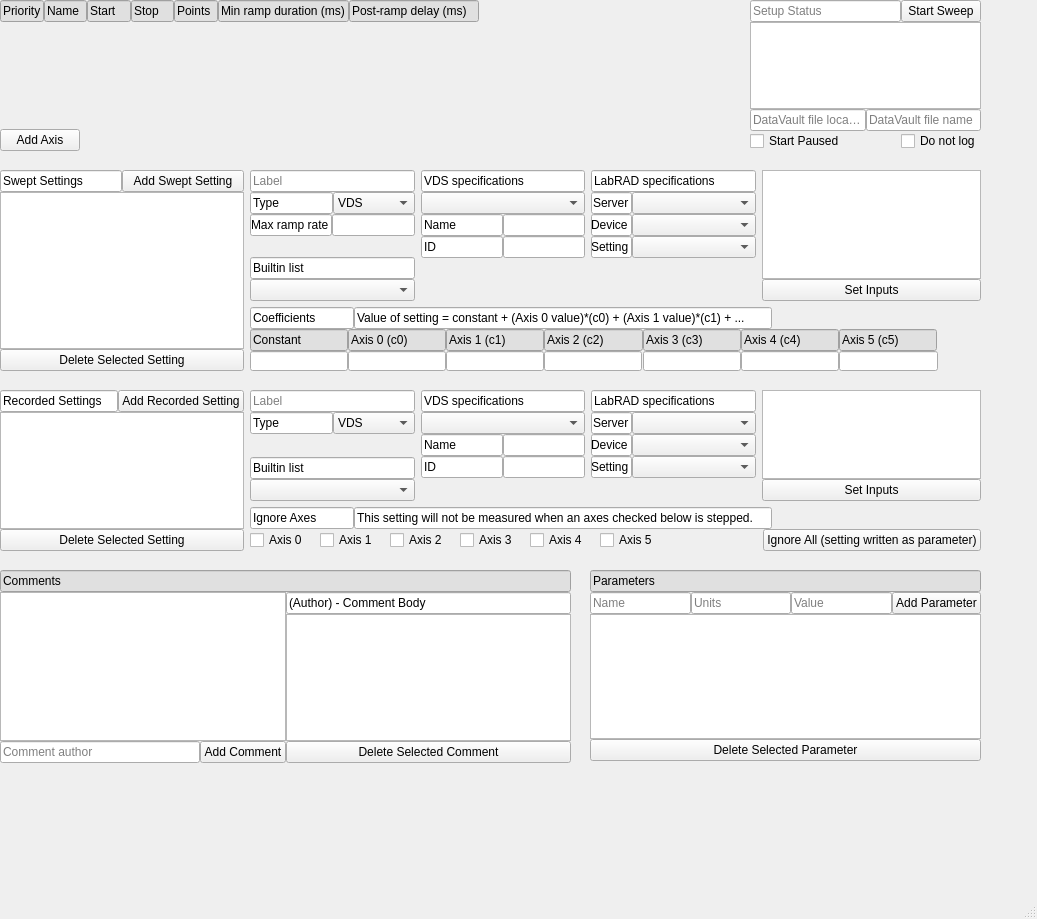
Above: qtdesigner/setup.ui from afylab/LabRAD-sweeper-2 before the change. Below: the same form after it.
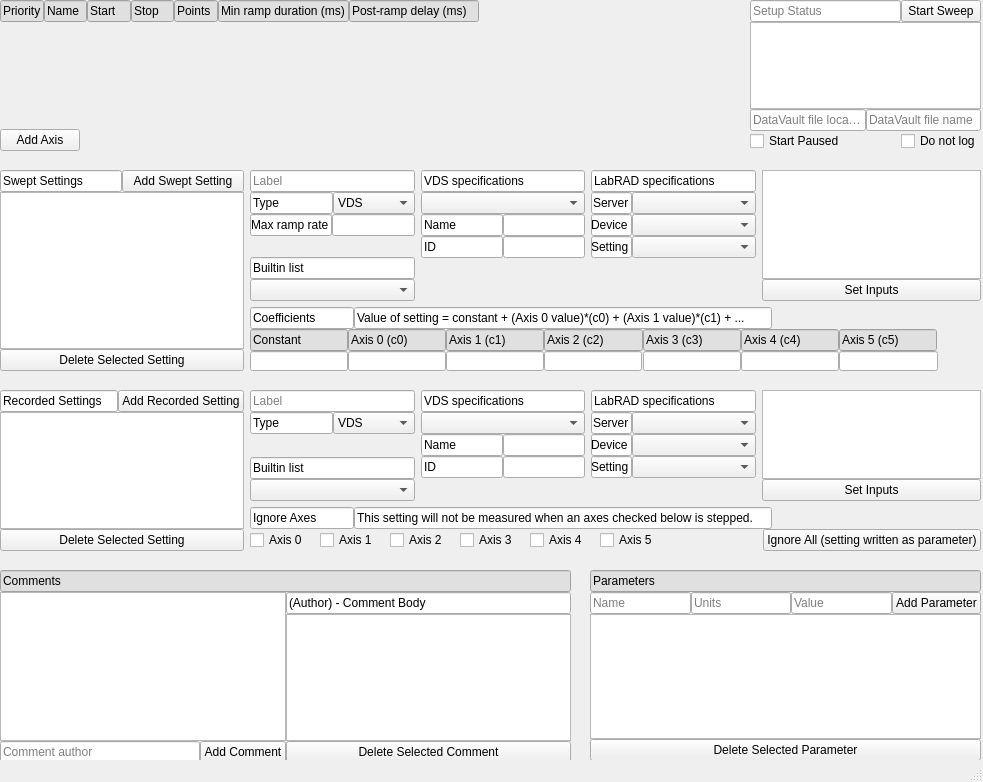
That is the form after the change.

Commit message: fixed window size

The edit to the form file:
```diff
--- a/qtdesigner/setup.ui
+++ b/qtdesigner/setup.ui
@@ -6,8 +6,8 @@
    <rect>
     <x>0</x>
     <y>0</y>
-    <width>1037</width>
-    <height>919</height>
+    <width>983</width>
+    <height>782</height>
    </rect>
   </property>
   <property name="windowTitle">
```
The commit also changes 1 other file.
